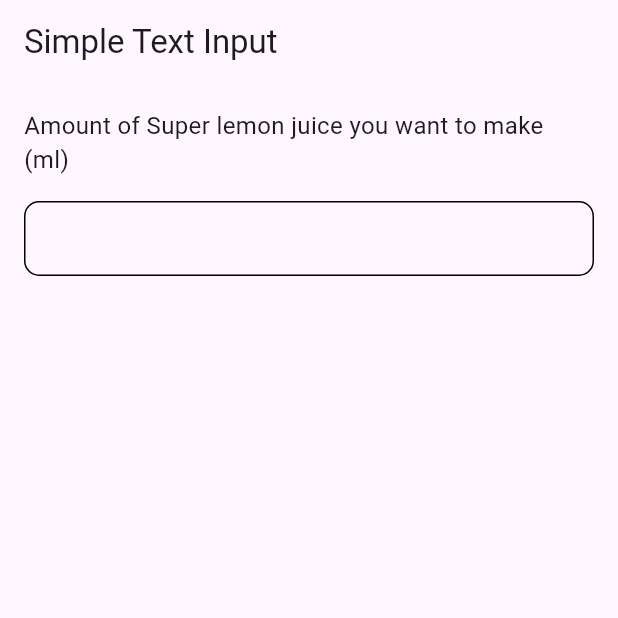
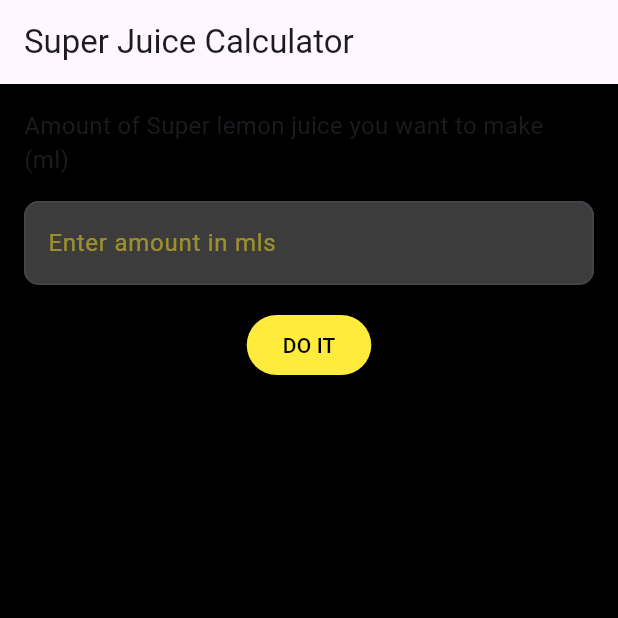
Before and after one commit to takemetola/super_juice_calculator, a Flutter app: the screen it shows after launch, on a phone screen of 412 x 824 dp, the top half of it. Run offline on Flutter 3.47's test engine with Material 3 defaults, Android fonts, the phone set to English and light mode, and no system bars.

Commit message:
calc function

```diff
--- a/lib/main.dart
+++ b/lib/main.dart
@@ -9,18 +9,55 @@ class MyApp extends StatelessWidget {
   @override
   Widget build(BuildContext context) {
     return MaterialApp(
-      title: 'Simple Text Input',
+      title: 'Super Juice Calculator',
+      theme: ThemeData(
+        scaffoldBackgroundColor: Colors.black,
+        textTheme: TextTheme(
+          bodyLarge: TextStyle(color: const Color.fromARGB(255, 254, 230, 0)),
+        ),
+        inputDecorationTheme: InputDecorationTheme(
+          fillColor: const Color.fromARGB(255, 61, 60, 60),
+          filled: true,
+          hintStyle: TextStyle(color: const Color.fromARGB(255, 249, 227, 28).withOpacity(0.5)),
+          border: OutlineInputBorder(
+            borderSide: BorderSide(color: const Color.fromARGB(255, 80, 78, 78)),
+            borderRadius: BorderRadius.circular(10.0),
+          ),
+        ),
+      ),
       home: SimpleTextInput(),
     );
   }
 }
 
-class SimpleTextInput extends StatelessWidget {
+class SimpleTextInput extends StatefulWidget {
+  @override
+  _SimpleTextInputState createState() => _SimpleTextInputState();
+}
+
+class _SimpleTextInputState extends State<SimpleTextInput> {
+  TextEditingController _controller = TextEditingController();
+  String _result = '';
+  bool _showText = false;
+
+  void _calculate() {
+    if (_controller.text.isNotEmpty) {
+      double amount = double.parse(_controller.text);
+      int calculated = (amount / 16.5).ceil();
+      _result = calculated.toString();
+      _showText = true;
+    } else {
+      _result = '';
+      _showText = false;
+    }
+    setState(() {});
+  }
+
   @override
   Widget build(BuildContext context) {
     return Scaffold(
       appBar: AppBar(
-        title: Text('Simple Text Input'),
+        title: Text('Super Juice Calculator'),
       ),
       body: Column(
         crossAxisAlignment: CrossAxisAlignment.stretch,
@@ -33,28 +70,71 @@ class SimpleTextInput extends StatelessWidget {
             ),
           ),
           Container(
-            decoration: BoxDecoration(
-              border: Border.all(color: Colors.black),
-              borderRadius: BorderRadius.circular(10.0),
-            ),
             margin: EdgeInsets.symmetric(horizontal: 16.0),
-            padding: EdgeInsets.symmetric(horizontal: 16.0),
             child: TextField(
               decoration: InputDecoration(
-                border: InputBorder.none,
+                hintText: 'Enter amount in mls',
+                border: OutlineInputBorder(
+                  borderSide: BorderSide(color: Color.fromARGB(255, 247, 226, 33)),
+                  borderRadius: BorderRadius.circular(10.0),
+                ),
+                focusedBorder: OutlineInputBorder(
+                  borderSide: BorderSide(color: Colors.yellow),
+        borderRadius: BorderRadius.circular(10.0),
+                )
               ),
-              controller: TextEditingController(),
+              controller: _controller,
               keyboardType: TextInputType.number,
               inputFormatters: [
                 FilteringTextInputFormatter.digitsOnly,
                 LengthLimitingTextInputFormatter(5),
               ],
               onTap: () {
-                final controller = TextEditingController();
-                controller.text = '';
+                setState(() {
+                  _result = '';
+                  _showText = false;
+                });
               },
             ),
           ),
+          SizedBox(height: 16.0),
+          Center(
+            child: ElevatedButton(
+              onPressed: _calculate,
+              style: ElevatedButton.styleFrom(
+                backgroundColor: Colors.yellow,
+                foregroundColor: Colors.black,
+              ),
+              child: Text('DO IT'),
+            ),
+          ),
+          if (_showText)
+            Column(
+              crossAxisAlignment: CrossAxisAlignment.stretch,
+              children: [
+                SizedBox(height: 16.0),
+                Padding(
+                  padding: const EdgeInsets.symmetric(horizontal: 16),
+                  child: Text(
+                    'You will need:',
+                    style: TextStyle(fontSize: 16.0),
+                  ),
+                ),
+                SizedBox(height: 8.0),
+                ListTile(
+                  leading: Icon(Icons.fiber_manual_record, size: 16.0, color: Colors.yellow),
+                  title: Text('$_result grams of lemon zest', style: TextStyle(color: Colors.yellow)),
+                ),
+                ListTile(
+                  leading: Icon(Icons.fiber_manual_record, size: 16.0, color: Colors.yellow),
+                  title: Text('$_result grams of citric acid', style: TextStyle(color: Colors.yellow)),
+                ),
+                ListTile(
+                  leading: Icon(Icons.fiber_manual_record, size: 16.0, color: Colors.yellow),
+                  title: Text('${_controller.text} mls of water', style: TextStyle(color: Colors.yellow)),
+                ),
+              ],
+            ),
         ],
       ),
     );
```
